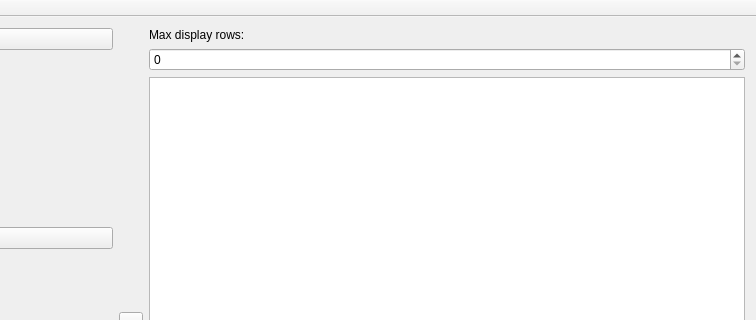
Above: lib/resources/prediction.ui from fukatani/ChainerWing before the change; both pictures show x 494 to 1250 and y 0 to 320 of the 1250 by 629 pixel window. Below: the same form after it.
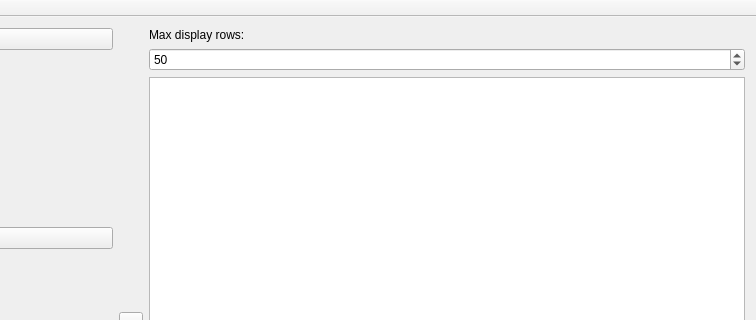
That is the form after the change.

Commit message: change default value

```diff
--- a/lib/resources/prediction.ui
+++ b/lib/resources/prediction.ui
@@ -40,7 +40,11 @@
        </widget>
       </item>
       <item>
-       <widget class="QSpinBox" name="max_disp_rows"/>
+       <widget class="QSpinBox" name="max_disp_rows">
+        <property name="value">
+         <number>50</number>
+        </property>
+       </widget>
       </item>
       <item>
        <widget class="QTableView" name="result_table">
```
The commit also changes 1 other file.
